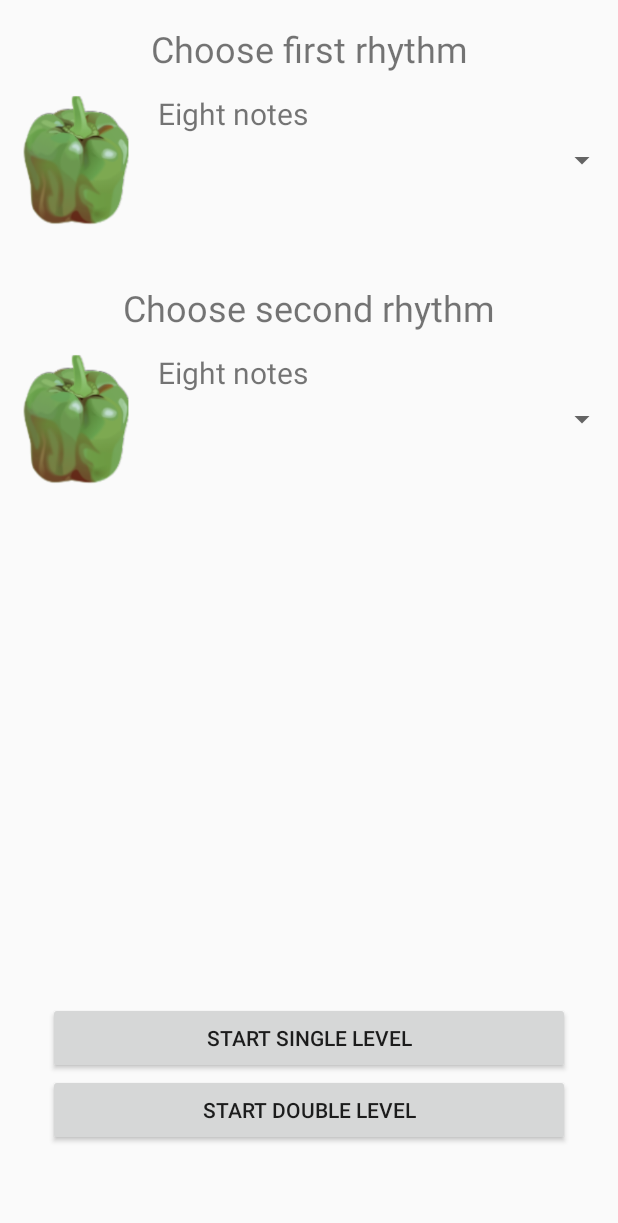
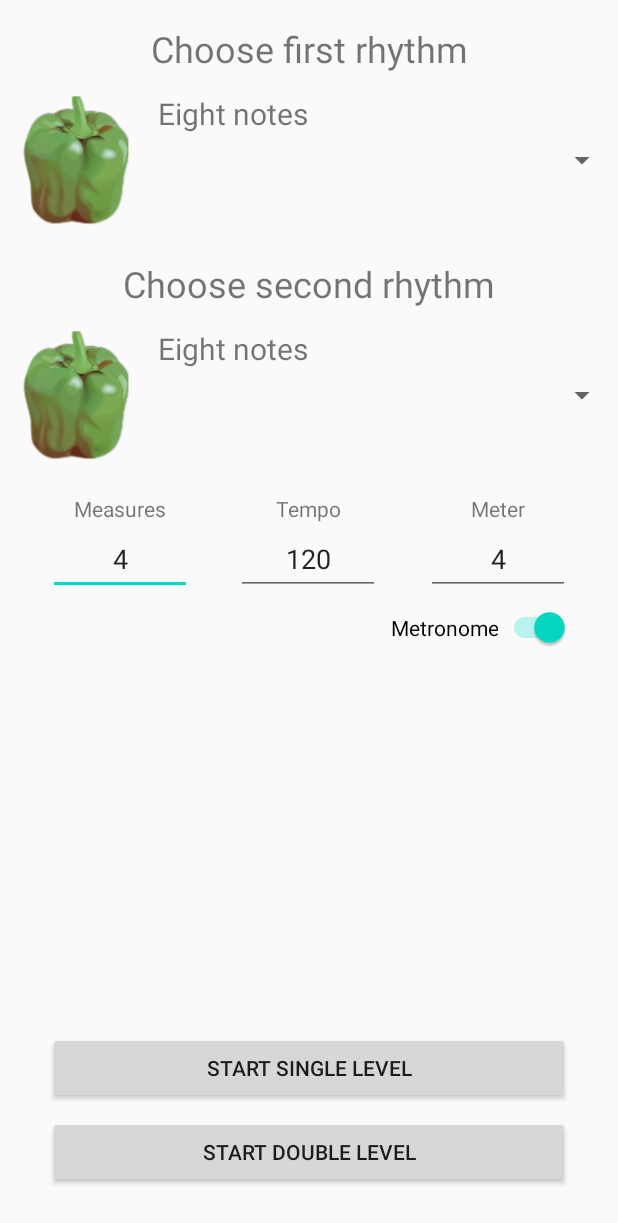
Before and after one commit to rowericzi/both-sides, an Android app: the screen it shows after launch (MainActivity), on a phone screen of 412 x 824 dp. Shown: the top 1223 px of the screen. Run offline under Robolectric (Android 15) with nearby library versions, the light colour scheme and no system bars.

Commit message:
Main menu redesign

```diff
--- a/app/src/main/java/com/example/bothsides/DoubleLevel.java
+++ b/app/src/main/java/com/example/bothsides/DoubleLevel.java
@@ -24,6 +24,7 @@ public class DoubleLevel extends AppCompatActivity implements Level{
 		double tempo = intent.getDoubleExtra(MainActivity.EXTRA_TEMPO, 120.0);
 		int metre = intent.getIntExtra(MainActivity.EXTRA_METRE, 4);
 		int measures = intent.getIntExtra(MainActivity.EXTRA_MEASURES, 4);
+		boolean metronome = intent.getBooleanExtra(MainActivity.EXTRA_METRONOME_ENABLED, true);
 		double[] rhythm1 = intent.getDoubleArrayExtra(MainActivity.EXTRA_RHYTHM_1);
 		double[] rhythm2 = intent.getDoubleArrayExtra(MainActivity.EXTRA_RHYTHM_2);
 		double patternLength1 = intent.getDoubleExtra(MainActivity.EXTRA_PATTERN_LENGTH_1, 4.0);
@@ -32,7 +33,7 @@ public class DoubleLevel extends AppCompatActivity implements Level{
 		RelativeLayout imgHolder1 = (RelativeLayout) findViewById(R.id.img_view_double_1);
 		RelativeLayout imgHolder2 = (RelativeLayout) findViewById(R.id.img_view_double_2);
 
-		gm1 = new GameManager(this, imgHolder1, tempo, metre, measures, rhythm1, patternLength1, true);
+		gm1 = new GameManager(this, imgHolder1, tempo, metre, measures, rhythm1, patternLength1, metronome);
 		gm2 = new GameManager(this, imgHolder2, tempo, metre, measures, rhythm2, patternLength2);
 		gm1.start();
 		gm2.start();
--- a/app/src/main/java/com/example/bothsides/MainActivity.java
+++ b/app/src/main/java/com/example/bothsides/MainActivity.java
@@ -7,7 +7,9 @@ import android.util.DisplayMetrics;
 import android.util.Log;
 import android.view.View;
 import android.widget.AdapterView;
+import android.widget.NumberPicker;
 import android.widget.Spinner;
+import android.widget.Switch;
 
 import androidx.appcompat.app.AppCompatActivity;
 
@@ -18,6 +20,7 @@ public class MainActivity extends AppCompatActivity{
 	public static final String EXTRA_TEMPO = "com.example.bothsides.TEMPO";
 	public static final String EXTRA_METRE = "com.example.bothsides.METRE";
 	public static final String EXTRA_MEASURES = "com.example.bothsides.MEASURES";
+	public static final String EXTRA_METRONOME_ENABLED = "com.example.bothsides.METRONOME_ENABLED";
 	//values for individual rhythm tracks
 	public static final String EXTRA_RHYTHM_1 = "com.example.bothsides.RHYTHM_1";
 	public static final String EXTRA_RHYTHM_2 = "com.example.bothsides.RHYTHM_2";
@@ -43,6 +46,10 @@ public class MainActivity extends AppCompatActivity{
 	private final ArrayList<RhythmPattern> rhythmPatternList = new ArrayList<>();
 	private RhythmPattern chosenRhythmPattern1;
 	private RhythmPattern chosenRhythmPattern2;
+	private Switch metronomeSwitch;
+	NumberPicker measuresPicker;
+	NumberPicker tempoPicker;
+	NumberPicker meterPicker;
 
 	@Override
 	protected void onCreate(Bundle savedInstanceState) {
@@ -85,6 +92,8 @@ public class MainActivity extends AppCompatActivity{
 
 			}
 		});
+
+		metronomeSwitch = (Switch) findViewById(R.id.metronomeSwitch);
 	}
 
 	public void startSingleLevel(View view) {
@@ -92,6 +101,7 @@ public class MainActivity extends AppCompatActivity{
 		intent.putExtra(EXTRA_TEMPO, 60.0);
 		intent.putExtra(EXTRA_METRE, 4);
 		intent.putExtra(EXTRA_MEASURES, 4);
+		intent.putExtra(EXTRA_METRONOME_ENABLED, metronomeSwitch.isChecked());
 		intent.putExtra(EXTRA_RHYTHM_1, chosenRhythmPattern1.pattern);
 		intent.putExtra(EXTRA_PATTERN_LENGTH_1, chosenRhythmPattern1.patternLength);
 		startActivity(intent);
@@ -102,6 +112,7 @@ public class MainActivity extends AppCompatActivity{
 		intent.putExtra(EXTRA_TEMPO, 60.0);
 		intent.putExtra(EXTRA_METRE, 4);
 		intent.putExtra(EXTRA_MEASURES, 4);
+		intent.putExtra(EXTRA_METRONOME_ENABLED, metronomeSwitch.isChecked());
 		intent.putExtra(EXTRA_RHYTHM_1, chosenRhythmPattern1.pattern);
 		intent.putExtra(EXTRA_RHYTHM_2, chosenRhythmPattern2.pattern);
 		intent.putExtra(EXTRA_PATTERN_LENGTH_1, chosenRhythmPattern1.patternLength);
@@ -124,5 +135,4 @@ public class MainActivity extends AppCompatActivity{
 		}
 		return new ImageArrayAdapter(this, listItems, listImages);
 	}
-
 }
--- a/app/src/main/java/com/example/bothsides/SingleLevel.java
+++ b/app/src/main/java/com/example/bothsides/SingleLevel.java
@@ -19,12 +19,13 @@ public class SingleLevel extends AppCompatActivity implements Level{
 		double tempo = intent.getDoubleExtra(MainActivity.EXTRA_TEMPO, 120.0);
 		int metre = intent.getIntExtra(MainActivity.EXTRA_METRE, 4);
 		int measures = intent.getIntExtra(MainActivity.EXTRA_MEASURES, 10);
+		boolean metronome = intent.getBooleanExtra(MainActivity.EXTRA_METRONOME_ENABLED, true);
 		double[] rhythm = intent.getDoubleArrayExtra(MainActivity.EXTRA_RHYTHM_1);
 		double patternLength = intent.getDoubleExtra(MainActivity.EXTRA_PATTERN_LENGTH_1, 4.0);
 
 		RelativeLayout imgHolder = (RelativeLayout) findViewById(R.id.img_view_single);
 
-		gm = new GameManager(this, imgHolder, tempo, metre, measures, rhythm, patternLength, true);
+		gm = new GameManager(this, imgHolder, tempo, metre, measures, rhythm, patternLength, metronome);
 		gm.start();
 	}
 
--- a/app/src/main/res/layout/activity_main.xml
+++ b/app/src/main/res/layout/activity_main.xml
@@ -12,6 +12,7 @@
         android:layout_height="wrap_content"
         android:layout_marginStart="32dp"
         android:layout_marginEnd="32dp"
+        android:layout_marginBottom="8dp"
         android:onClick="startSingleLevel"
         android:text="@string/start_single_level"
         app:layout_constraintBottom_toTopOf="@+id/start_double_level"
@@ -25,7 +26,7 @@
         android:layout_height="wrap_content"
         android:layout_marginStart="32dp"
         android:layout_marginEnd="32dp"
-        android:layout_marginBottom="60dp"
+        android:layout_marginBottom="32dp"
         android:onClick="startDoubleLevel"
         android:text="@string/start_double_level"
         app:layout_constraintBottom_toBottomOf="parent"
@@ -55,7 +56,7 @@
         android:id="@+id/chooseRhythmTextView_2"
         android:layout_width="wrap_content"
         android:layout_height="wrap_content"
-        android:layout_marginTop="32dp"
+        android:layout_marginTop="16dp"
         android:text="@string/choose_second_rhythm"
         android:textSize="24sp"
         app:layout_constraintEnd_toEndOf="parent"
@@ -74,4 +75,85 @@
         app:layout_constraintStart_toStartOf="parent"
         app:layout_constraintTop_toTopOf="parent" />
 
+    <TextView
+        android:id="@+id/measuresTitle"
+        android:layout_width="wrap_content"
+        android:layout_height="wrap_content"
+        android:layout_marginTop="16dp"
+        android:text="@string/measures"
+        app:layout_constraintEnd_toEndOf="@+id/measuresEditNumber"
+        app:layout_constraintStart_toStartOf="@+id/measuresEditNumber"
+        app:layout_constraintTop_toBottomOf="@+id/spinner2" />
+
+    <TextView
+        android:id="@+id/meterTitle"
+        android:layout_width="wrap_content"
+        android:layout_height="wrap_content"
+        android:layout_marginTop="16dp"
+        android:text="@string/meter"
+        app:layout_constraintEnd_toEndOf="@+id/meterEditTumber"
+        app:layout_constraintStart_toStartOf="@+id/meterEditTumber"
+        app:layout_constraintTop_toBottomOf="@+id/spinner2" />
+
+    <Switch
+        android:id="@+id/metronomeSwitch"
+        android:layout_width="wrap_content"
+        android:layout_height="wrap_content"
+        android:layout_marginTop="8dp"
+        android:layout_marginEnd="32dp"
+        android:checked="true"
+        android:showText="false"
+        android:switchTextAppearance="@style/TextAppearance.AppCompat.Body1"
+        android:text="@string/metronome"
+        android:textAlignment="center"
+        app:layout_constraintEnd_toEndOf="parent"
+        app:layout_constraintTop_toBottomOf="@+id/meterEditTumber" />
+
+    <EditText
+        android:id="@+id/measuresEditNumber"
+        android:layout_width="96dp"
+        android:layout_height="48dp"
+        android:layout_marginStart="32dp"
+        android:ems="10"
+        android:inputType="number"
+        android:text="4"
+        android:textAlignment="center"
+        app:layout_constraintStart_toStartOf="parent"
+        app:layout_constraintTop_toBottomOf="@+id/measuresTitle" />
+
+    <EditText
+        android:id="@+id/meterEditTumber"
+        android:layout_width="96dp"
+        android:layout_height="48dp"
+        android:layout_marginEnd="32dp"
+        android:ems="10"
+        android:inputType="number"
+        android:text="4"
+        android:textAlignment="center"
+        app:layout_constraintEnd_toEndOf="parent"
+        app:layout_constraintTop_toBottomOf="@+id/meterTitle" />
+
+    <EditText
+        android:id="@+id/tempoEditNumber"
+        android:layout_width="96dp"
+        android:layout_height="48dp"
+        android:ems="10"
+        android:inputType="number"
+        android:text="120"
+        android:textAlignment="center"
+        app:layout_constraintEnd_toStartOf="@+id/meterEditTumber"
+        app:layout_constraintHorizontal_bias="0.491"
+        app:layout_constraintStart_toEndOf="@+id/measuresEditNumber"
+        app:layout_constraintTop_toBottomOf="@+id/tempoTitle" />
+
+    <TextView
+        android:id="@+id/tempoTitle"
+        android:layout_width="wrap_content"
+        android:layout_height="wrap_content"
+        android:layout_marginTop="16dp"
+        android:text="@string/tempo"
+        app:layout_constraintEnd_toEndOf="@+id/tempoEditNumber"
+        app:layout_constraintStart_toStartOf="@+id/tempoEditNumber"
+        app:layout_constraintTop_toBottomOf="@+id/spinner2" />
+
 </androidx.constraintlayout.widget.ConstraintLayout>
--- a/app/src/main/res/values/strings.xml
+++ b/app/src/main/res/values/strings.xml
@@ -5,4 +5,8 @@
     <string name="click">Click</string>
     <string name="choose_second_rhythm">Choose second rhythm</string>
     <string name="choose_first_rhythm">Choose first rhythm</string>
+    <string name="measures">Measures</string>
+    <string name="meter">Meter</string>
+    <string name="metronome">Metronome</string>
+    <string name="tempo">Tempo</string>
 </resources>
```
